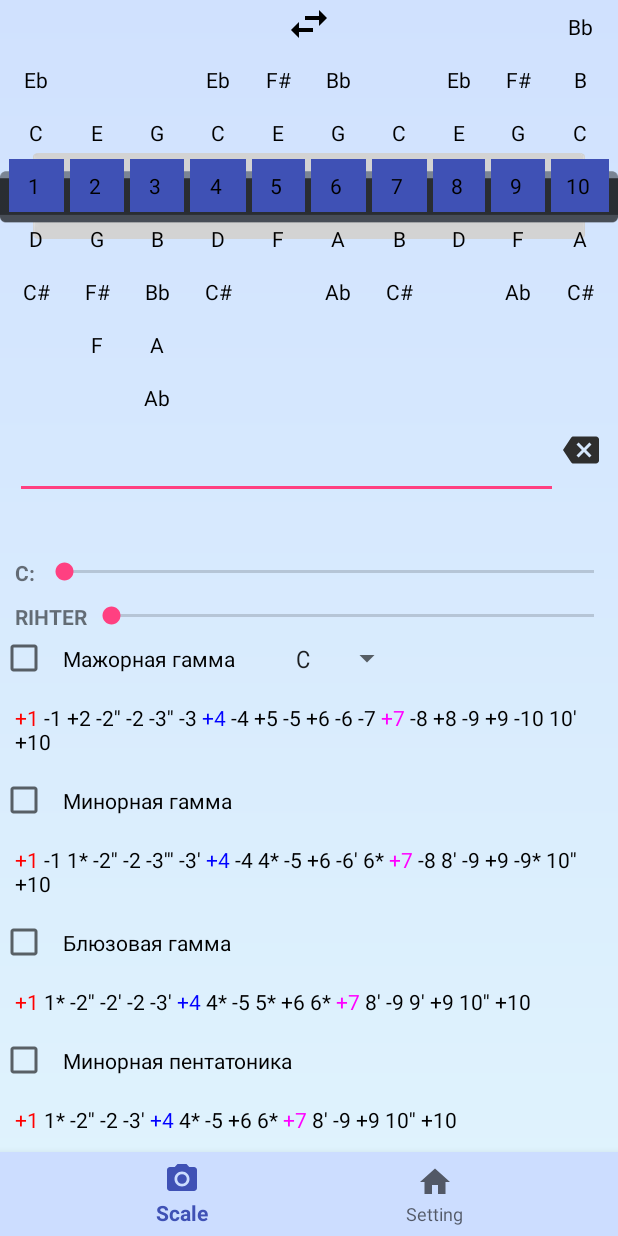
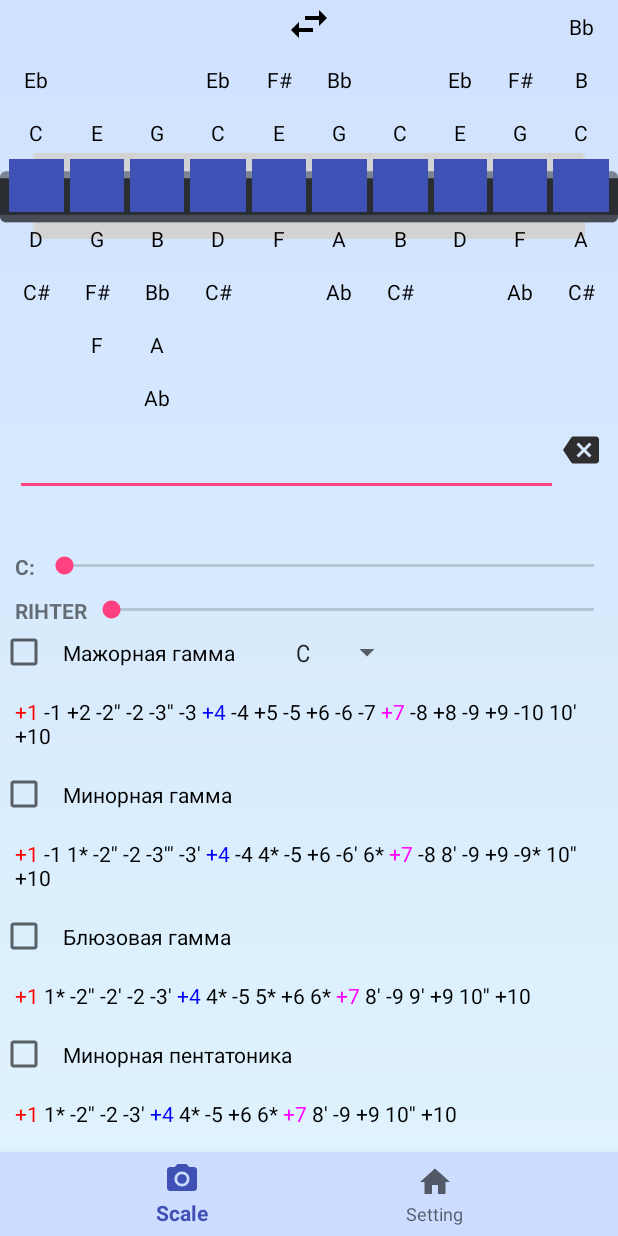
Before and after one commit to AndrianAD/kotlin_test, an Android app: the ScaleFragment screen opened through its navigation route, after a tap on an icon or button, on a phone screen of 412 x 824 dp. Run offline under Robolectric (Android 15) with nearby library versions, the phone set to English and light mode, and no system bars; our stand-ins replace navigation-ui; 5 statements that could not run were skipped.

```diff
--- a/app/src/main/java/com/example/kotlin_test/SecondActivity.kt
+++ b/app/src/main/java/com/example/kotlin_test/SecondActivity.kt
@@ -76,6 +76,7 @@ class SecondActivity : AppCompatActivity(), TextWatcher {
 
 
         setting_id.setOnClickListener {
+            Util.clearView2(grid_layout)
             tabsOrNotes = !tabsOrNotes
             showHarmonica(positionsGrid, harp1, tabsOrNotes)
             set3Hole(tabsOrNotes, harp1)
--- a/app/src/main/java/com/example/kotlin_test/Util.kt
+++ b/app/src/main/java/com/example/kotlin_test/Util.kt
@@ -8,6 +8,7 @@ import android.view.View
 import android.view.ViewGroup
 import android.view.inputmethod.InputMethodManager
 import android.widget.EditText
+import android.widget.GridLayout
 import android.widget.TextView
 import android.widget.Toast
 import androidx.appcompat.app.AppCompatActivity
@@ -98,6 +99,10 @@ object Util {
         for (i in SecondActivity.positionsGrid.indices) {
             hole = activity.findViewById(SecondActivity.positionsGrid[i])
             hole.text = ""
+
+
+
+
             val defaultColor = activity.resources.getColor(R.color.Default)
 
             if (hole.currentTextColor != defaultColor) {
@@ -106,6 +111,16 @@ object Util {
 
         }
     }
+
+
+     fun clearView2(layout: GridLayout) {
+        val childCount = layout.childCount
+        for (i in 0 until childCount) {
+            val textView = layout.getChildAt(i) as TextView
+            textView.text = ""
+        }
+    }
+
 
     private fun changetabs(ourHarp: Harp, selectedHarp: Harp, usersTabs: MutableList<String>): String {
         var rezultat = ""
--- a/app/src/main/res/layout/activity_second.xml
+++ b/app/src/main/res/layout/activity_second.xml
@@ -471,7 +471,7 @@
                 android:layout_marginEnd="40dp"
                 android:textColor="@android:color/black"
                 android:textIsSelectable="true"
-                android:textSize="22sp"
+                android:textSize="20sp"
                 app:layout_constraintEnd_toEndOf="parent"
                 app:layout_constraintStart_toStartOf="parent"
                 app:layout_constraintTop_toBottomOf="@id/grid_layout" />
@@ -484,7 +484,7 @@
                 android:layout_marginEnd="40dp"
                 android:textColor="@android:color/black"
                 android:textIsSelectable="true"
-                android:textSize="22sp"
+                android:textSize="20sp"
                 app:layout_constraintStart_toStartOf="parent"
                 app:layout_constraintTop_toBottomOf="@id/inputResult" />
 
```
